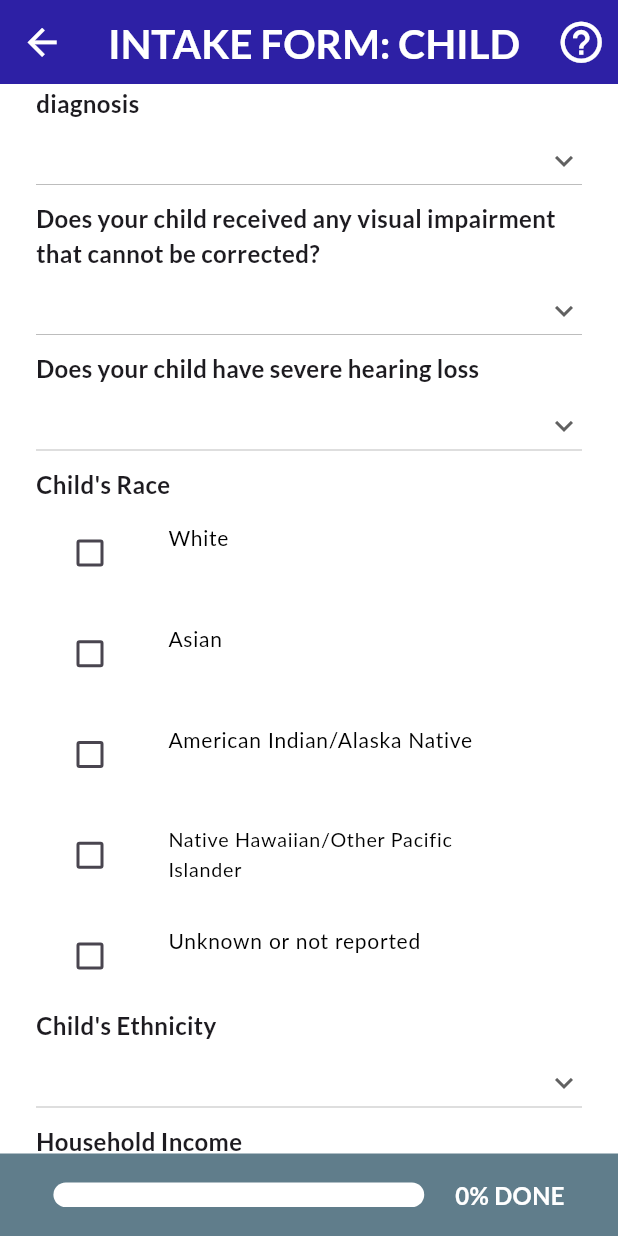
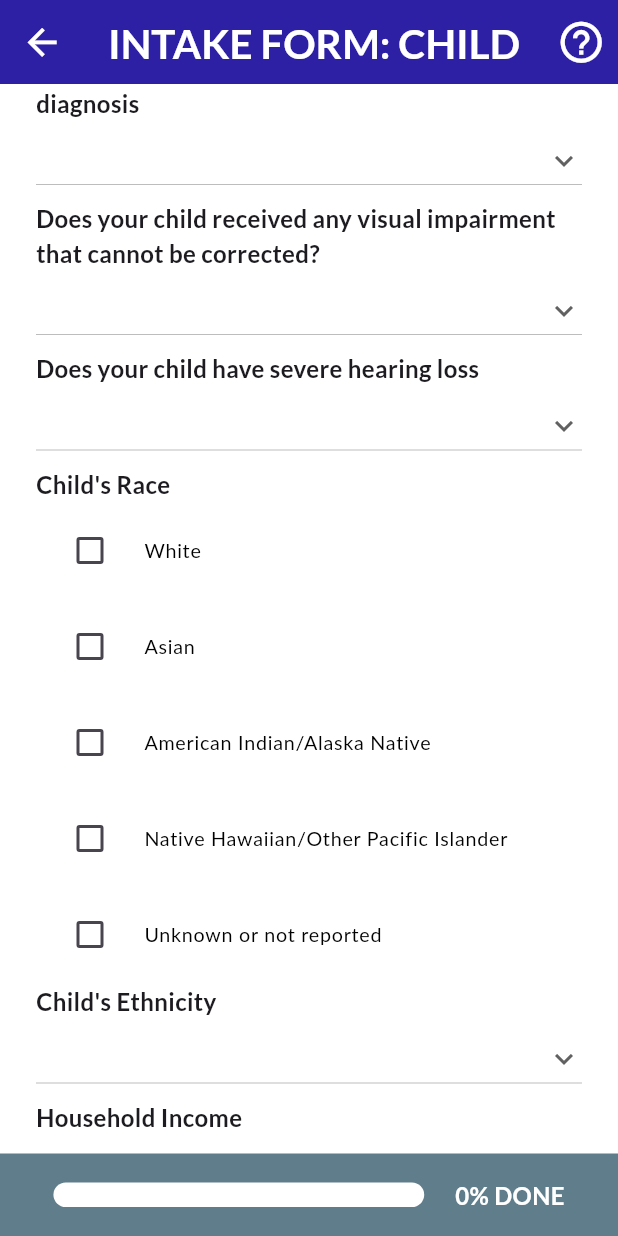
Before and after one commit to kevin200555/autism_ai_test, a Flutter app: the ChildIntakeFormScreen screen opened directly, scrolled down 576 dp, on a phone screen of 412 x 824 dp. Run offline on Flutter 3.47's test engine with Material 3 defaults, Android fonts, the phone set to English and light mode, and no system bars; drawn by our look-alikes of auto_size_text; our stand-ins replace camera, firebase_core, firebase_storage, google_fonts, hive, hive_flutter and 1 more; missing offline and left inert: pdfx; accounts and stored records are empty.

Commit message:
applied the new bodytext

```diff
--- a/lib/widgets/questions/choose_all_question_widget.dart
+++ b/lib/widgets/questions/choose_all_question_widget.dart
@@ -38,7 +38,7 @@ class ChooseAllThatApplyQuestionWidget extends StatelessWidget {
             padding: const EdgeInsets.symmetric(horizontal: 16, vertical: 4),
             // answer choices
             child: CheckboxListTile(
-              title: BodyText(option, maxLines: 2),
+              title: QuestionBodyText(option, maxLines: 1),
               activeColor: ColorTheme.accent,
               value: selected.contains(option),
               controlAffinity: ListTileControlAffinity.leading,
--- a/lib/widgets/questions/radio_multiple_choice_question_widget.dart
+++ b/lib/widgets/questions/radio_multiple_choice_question_widget.dart
@@ -30,7 +30,9 @@ class RadioMutlipleChoiceQuestionWidget extends StatelessWidget {
             crossAxisAlignment: CrossAxisAlignment.start,
             children: multipleChoiceEntry.sublist(2).map((item) {
               return RadioListTile<String>(
-                title: BodyText(item, maxLines: 1),
+                contentPadding: EdgeInsets.zero,
+                dense: true,
+                title: QuestionBodyText(item, maxLines: 1),
                 value: item,
                 groupValue: value,
                 onChanged: (val) {
```
